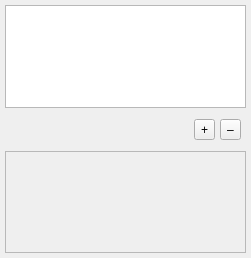
Old version of the form src/widgets/mcdatapackerwidgets/extendedtablewidget/extendedtablewidget.ui in the repository IoeCmcomc/MCDatapacker.
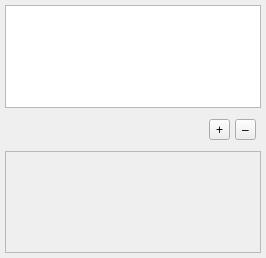
New version of the form. Icons and pictures are not drawn.

Commit message: [Bugfix] Fix ExtendedTableWidget expanding too much

Patch:
```diff
--- a/src/widgets/mcdatapackerwidgets/extendedtablewidget/extendedtablewidget.ui
+++ b/src/widgets/mcdatapackerwidgets/extendedtablewidget/extendedtablewidget.ui
@@ -6,7 +6,7 @@
    <rect>
     <x>0</x>
     <y>0</y>
-    <width>251</width>
+    <width>266</width>
     <height>258</height>
    </rect>
   </property>
@@ -29,7 +29,7 @@
    <item>
     <widget class="QTableWidget" name="table">
      <property name="sizePolicy">
-      <sizepolicy hsizetype="Expanding" vsizetype="Expanding">
+      <sizepolicy hsizetype="Preferred" vsizetype="Expanding">
        <horstretch>0</horstretch>
        <verstretch>1</verstretch>
       </sizepolicy>
@@ -69,9 +69,12 @@
          <property name="orientation">
           <enum>Qt::Horizontal</enum>
          </property>
+         <property name="sizeType">
+          <enum>QSizePolicy::Expanding</enum>
+         </property>
          <property name="sizeHint" stdset="0">
           <size>
-           <width>496</width>
+           <width>100</width>
            <height>23</height>
           </size>
          </property>
```
The commit also changes 3 other files.
